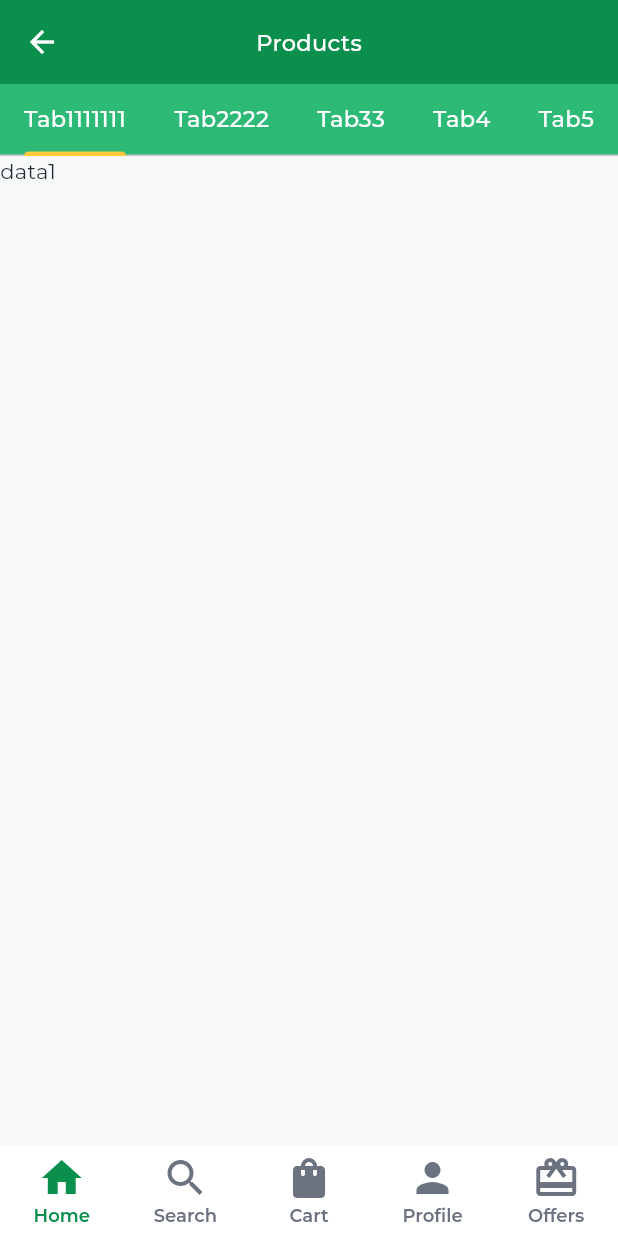
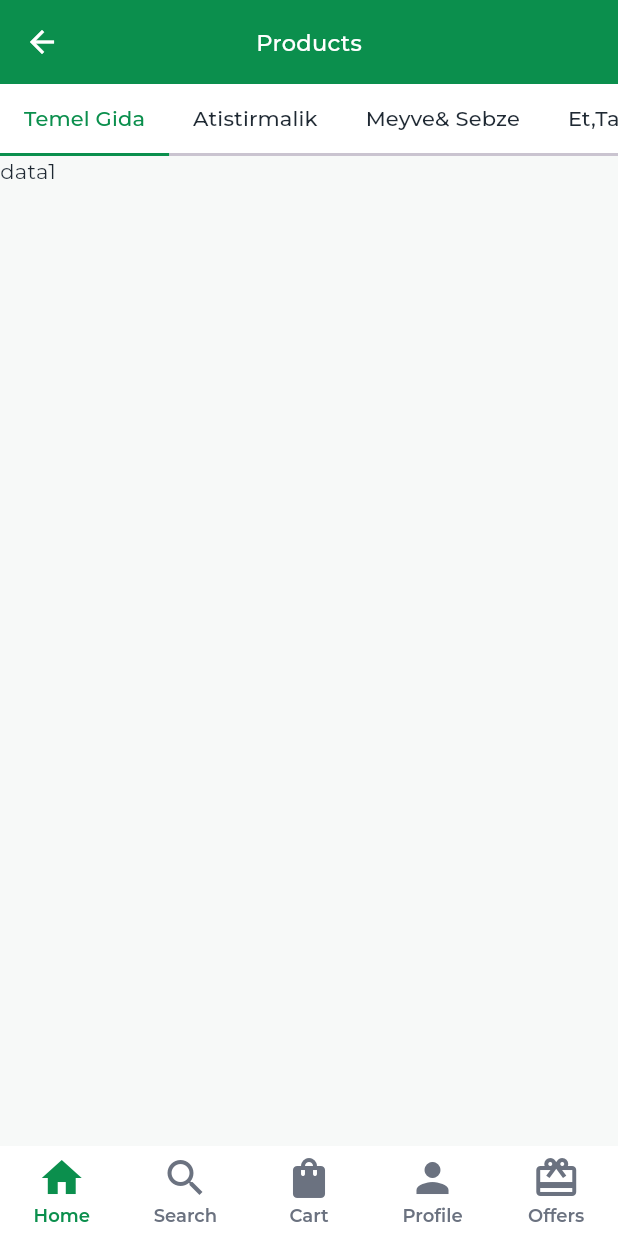
Before and after one commit to narkuvatov13/stork, a Flutter app: the StorkShopProductsPage screen opened by its route, on a phone screen of 412 x 824 dp. Run offline on Flutter 3.47's test engine with Material 3 defaults, Android fonts, the phone set to English and light mode, and no system bars; our stand-ins replace flutter_riverpod, go_router, logger; project files that could hold a hidden picture were left out.

Commit message:
Tab Bar Design Complate

```diff
--- a/lib/features/Apps/Stork_Shop/Products/stork_shop_products_page.dart
+++ b/lib/features/Apps/Stork_Shop/Products/stork_shop_products_page.dart
@@ -33,22 +33,22 @@ class _StorkShopProductsPage extends ConsumerState<StorkShopProductsPage>
       body: Column(
         children: [
           Material(
-            color: AppColors.tertinary,
+            color: AppColors.surface,
             child: TabBar(
               tabAlignment: TabAlignment.start,
               controller: _tabController,
               isScrollable: true,
               labelPadding: EdgeInsets.only(left: AppSizes.md, right: AppSizes.md),
-              // padding: EdgeInsets.zero,
+              indicatorSize: TabBarIndicatorSize.tab,
               tabs: [
-                Tab(text: 'Tab1111111'),
-                Tab(text: 'Tab2222'),
-                Tab(text: 'Tab33'),
-                Tab(text: 'Tab4'),
-                Tab(text: 'Tab5'),
-                Tab(text: 'Tab6'),
-                Tab(text: 'Tab7'),
-                Tab(text: 'Tab8'),
+                Tab(text: 'Temel Gida'),
+                Tab(text: 'Atistirmalik'),
+                Tab(text: 'Meyve& Sebze'),
+                Tab(text: 'Et,Tavuk & Balik'),
+                Tab(text: 'Sut Urunleri'),
+                Tab(text: 'Su & Icecek'),
+                Tab(text: 'Kahvaltilik'),
+                Tab(text: 'Dondurma'),
               ],
             ),
           ),
```
Also changed, not shown: lib/utils/theme/theme.dart (+9 -5 lines).
